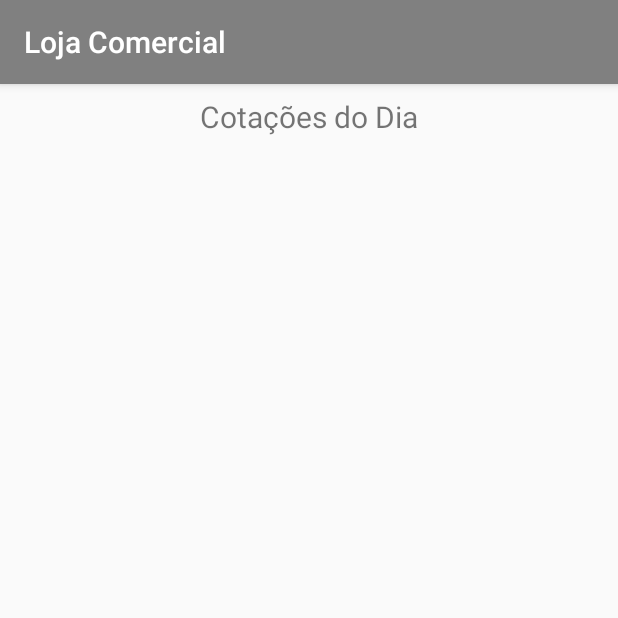
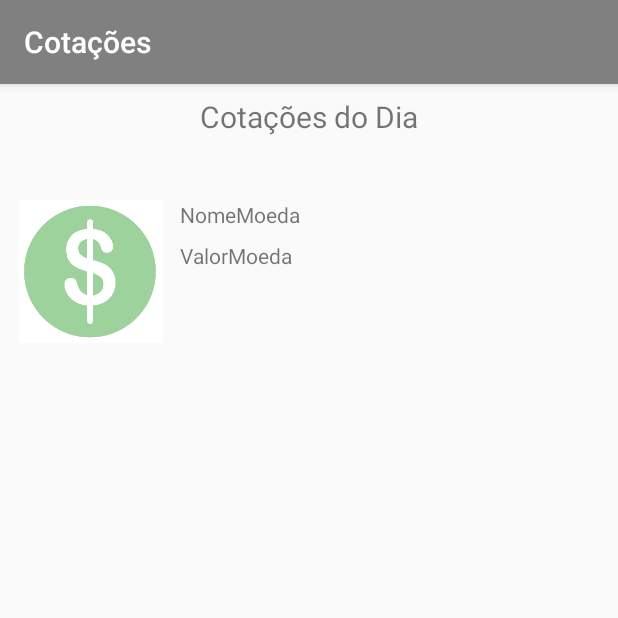
Before and after one commit to rodolfocassorillo/lojacomercialandroidapp, an Android app: the CotacoesDia screen opened directly, with no data from a screen before it, on a phone screen of 412 x 824 dp, the top half of it. Run offline under Robolectric (Android 15) with nearby library versions, the phone set to English and light mode, and no system bars; 2 statements that could not run were skipped.

Commit message:
dollar ok

```diff
--- a/app/src/main/java/com/lojacomercial/ddm/rodolfo/lojacomercial/BuscarCotacoesJson.java
+++ b/app/src/main/java/com/lojacomercial/ddm/rodolfo/lojacomercial/BuscarCotacoesJson.java
@@ -2,17 +2,21 @@ package com.lojacomercial.ddm.rodolfo.lojacomercial;
 
 import android.app.Activity;
 import android.os.AsyncTask;
+import android.util.Log;
 import android.view.View;
 import android.widget.ListView;
 import android.widget.ProgressBar;
+import android.widget.TextView;
 
 import com.google.gson.Gson;
 import com.google.gson.reflect.TypeToken;
 
+import java.io.BufferedInputStream;
 import java.io.BufferedReader;
 import java.io.IOException;
 import java.io.InputStream;
 import java.io.InputStreamReader;
+import java.net.HttpURLConnection;
 import java.net.MalformedURLException;
 import java.net.URL;
 import java.util.List;
@@ -37,10 +41,16 @@ public class BuscarCotacoesJson extends AsyncTask<String,Integer,String> {
     protected void onPostExecute(String s) {
         super.onPostExecute(s);
         Gson gson = new Gson();
-        List<Cotacao> cotacoes = gson.fromJson(s, new TypeToken<List<Cotacao>>(){}.getType());
-        AdapterCotacao adapterCotacao = new AdapterCotacao(activity, cotacoes);
-        ListView listView = (ListView) activity.findViewById(R.id.listViewCotacoes);
-        listView.setAdapter(adapterCotacao);
+        //List<Cotacao> cotacoes = gson.fromJson(s, new TypeToken<List<Cotacao>>(){}.getType());
+        Cotacao cotacoes = gson.fromJson(s, Cotacao.class);
+        Log.i("BuscarCotacoes",""+cotacoes);
+        TextView nomeMoeda = (TextView) activity.findViewById(R.id.txNomeMoeda);
+        TextView valorMoeda = (TextView) activity.findViewById(R.id.txValorMoeda);
+        nomeMoeda.setText(cotacoes.getValores().getUSD().getNome());
+        valorMoeda.setText(cotacoes.getValores().getUSD().getValor());
+        //AdapterCotacao adapterCotacao = new AdapterCotacao(activity, cotacoes);
+        //ListView listView = (ListView) activity.findViewById(R.id.listViewCotacoes);
+        //listView.setAdapter(adapterCotacao);
         progressBar.setVisibility(View.INVISIBLE);
     }
 
@@ -53,8 +63,18 @@ public class BuscarCotacoesJson extends AsyncTask<String,Integer,String> {
     protected String doInBackground(String... strings) {
         String jsonRetorno = null;
         try{
+            //URL url = new URL("http://www.android.com/");
             URL url = new URL(strings[0]);
-            InputStream stream = url.openStream();
+            HttpURLConnection urlConnection = (HttpURLConnection) url.openConnection();
+            InputStream stream = null;
+            try {
+                stream = new BufferedInputStream(urlConnection.getInputStream());
+
+            } finally {
+                urlConnection.disconnect();
+            }
+
+            //InputStream stream = url.openStream();
             BufferedReader bufferedReader = new BufferedReader(new InputStreamReader(stream));
             StringBuilder builder = new StringBuilder();
             String linha;
@@ -62,11 +82,13 @@ public class BuscarCotacoesJson extends AsyncTask<String,Integer,String> {
                 builder.append(linha);
             }
             jsonRetorno = builder.toString();
+            Log.i("BuscarCotacoes","JSON:: "+jsonRetorno);
         } catch (MalformedURLException e){
             e.printStackTrace();
         } catch (IOException e){
             e.printStackTrace();
         }
+        Log.i("BuscarCotacoes","JSON Return:: "+jsonRetorno);
         return jsonRetorno;
     }
 
--- a/app/src/main/java/com/lojacomercial/ddm/rodolfo/lojacomercial/CotacaoAtual.java
+++ b/app/src/main/java/com/lojacomercial/ddm/rodolfo/lojacomercial/CotacaoAtual.java
@@ -38,9 +38,9 @@ public class CotacaoAtual extends AsyncTask<String,Integer,String> {
         super.onPostExecute(s);
         Gson gson = new Gson();
         List<Cotacao> cotacoes = gson.fromJson(s, new TypeToken<List<Cotacao>>(){}.getType());
-        AdapterCotacao adapterCotacao = new AdapterCotacao(activity, cotacoes);
-        ListView listView = (ListView) activity.findViewById(R.id.listViewCotacoes);
-        listView.setAdapter(adapterCotacao);
+        //AdapterCotacao adapterCotacao = new AdapterCotacao(activity, cotacoes);
+        //ListView listView = (ListView) activity.findViewById(R.id.listViewCotacoes);
+        //listView.setAdapter(adapterCotacao);
         progressBar.setVisibility(View.INVISIBLE);
     }
 
--- a/app/src/main/java/com/lojacomercial/ddm/rodolfo/lojacomercial/CotacoesDia.java
+++ b/app/src/main/java/com/lojacomercial/ddm/rodolfo/lojacomercial/CotacoesDia.java
@@ -13,7 +13,8 @@ public class CotacoesDia extends AppCompatActivity {
         setContentView(R.layout.activity_cotacoes_dia);
 
         BuscarCotacoesJson buscarCotacoesJson = new BuscarCotacoesJson(CotacoesDia.this);
-        buscarCotacoesJson.execute("http://api.promasters.net.br/cotacao/v1/valores?moedas=USD,BTC&alt=json");
+        buscarCotacoesJson.execute("http://api.promasters.net.br/cotacao/v1/valores?moedas=USD&alt=json");
 
     }
+
 }
--- a/app/src/main/java/com/lojacomercial/ddm/rodolfo/lojacomercial/MainActivity.java
+++ b/app/src/main/java/com/lojacomercial/ddm/rodolfo/lojacomercial/MainActivity.java
@@ -15,8 +15,6 @@ public class MainActivity extends AppCompatActivity {
 
     public void chamarCotacoes(View view){
         Intent intent = new Intent(this,CotacoesDia.class);
-//        intent.putExtra("timeCampeao","Corithians");
-//        intent.putExtra("titulosBrasileiro", 10);
         startActivity(intent);
     }
 
--- a/app/src/main/res/layout/activity_cotacoes_dia.xml
+++ b/app/src/main/res/layout/activity_cotacoes_dia.xml
@@ -20,22 +20,6 @@
         app:layout_constraintStart_toStartOf="parent"
         app:layout_constraintTop_toBottomOf="@+id/txCotacoesDia" />
 
-    <ListView
-        android:id="@+id/listViewCotacoes"
-        android:layout_width="368dp"
-        android:layout_height="408dp"
-        android:layout_marginBottom="8dp"
-        android:layout_marginEnd="8dp"
-        android:layout_marginLeft="8dp"
-        android:layout_marginRight="8dp"
-        android:layout_marginStart="8dp"
-        android:layout_marginTop="8dp"
-        app:layout_constraintBottom_toBottomOf="parent"
-        app:layout_constraintEnd_toEndOf="parent"
-        app:layout_constraintHorizontal_bias="0.0"
-        app:layout_constraintStart_toStartOf="parent"
-        app:layout_constraintTop_toBottomOf="@+id/progressBarCotacoes" />
-
     <TextView
         android:id="@+id/txCotacoesDia"
         android:layout_width="wrap_content"
@@ -50,4 +34,35 @@
         app:layout_constraintEnd_toEndOf="parent"
         app:layout_constraintStart_toStartOf="parent"
         app:layout_constraintTop_toTopOf="parent" />
+
+    <ImageView
+        android:id="@+id/imageDollar"
+        android:layout_width="104dp"
+        android:layout_height="95dp"
+        android:layout_marginStart="8dp"
+        android:layout_marginTop="8dp"
+        app:layout_constraintStart_toStartOf="parent"
+        app:layout_constraintTop_toBottomOf="@+id/progressBarCotacoes"
+        app:srcCompat="@drawable/dollar_logo" />
+
+    <TextView
+        android:id="@+id/txNomeMoeda"
+        android:layout_width="wrap_content"
+        android:layout_height="wrap_content"
+        android:layout_marginStart="8dp"
+        android:layout_marginTop="8dp"
+        android:text="NomeMoeda"
+        app:layout_constraintStart_toEndOf="@+id/imageDollar"
+        app:layout_constraintTop_toBottomOf="@+id/progressBarCotacoes" />
+
+    <TextView
+        android:id="@+id/txValorMoeda"
+        android:layout_width="wrap_content"
+        android:layout_height="wrap_content"
+        android:layout_marginStart="8dp"
+        android:layout_marginTop="8dp"
+        android:text="ValorMoeda"
+        app:layout_constraintStart_toEndOf="@+id/imageDollar"
+        app:layout_constraintTop_toBottomOf="@+id/txNomeMoeda" />
+
 </android.support.constraint.ConstraintLayout>
--- a/app/src/main/res/values/strings.xml
+++ b/app/src/main/res/values/strings.xml
@@ -1,4 +1,4 @@
 <resources>
-    <string name="app_name">Loja Comercial</string>
+    <string name="app_name">Cotações</string>
     <string name="cotacoes_dia">Cotações do Dia</string>
 </resources>
```
Also changed, not shown: app/src/main/java/com/lojacomercial/ddm/rodolfo/lojacomercial/AdapterCotacao.java (+5 -5 lines), app/src/main/java/com/lojacomercial/ddm/rodolfo/lojacomercial/BDCore.java (deleted, +0 -27 lines), app/src/main/java/com/lojacomercial/ddm/rodolfo/lojacomercial/Cotacao.java (+27 -67 lines), app/src/main/java/com/lojacomercial/ddm/rodolfo/lojacomercial/DAOProdutos.java (deleted, +0 -73 lines), app/src/main/java/com/lojacomercial/ddm/rodolfo/lojacomercial/Moeda.java (added, +88 -0 lines), app/src/main/java/com/lojacomercial/ddm/rodolfo/lojacomercial/Produto.java (deleted, +0 -62 lines), app/src/main/java/com/lojacomercial/ddm/rodolfo/lojacomercial/Valores.java (added, +58 -0 lines), gradle.properties (+20 -6 lines).
